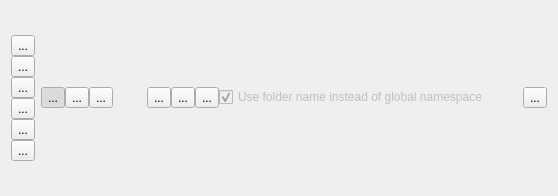
Before: the Qt Designer form controlflowgraphview.ui in KDE/kdev-control-flow-graph, drawn with Qt 5.
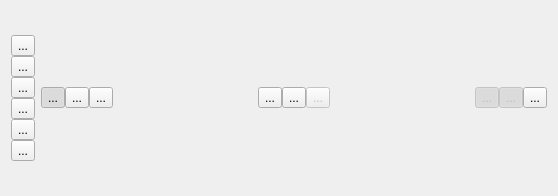
After: the same form once the commit is applied. Icons and pictures are not drawn.

Commit message: Use of folder names for unclustered graphs.

What changed in the file:
```diff
--- a/controlflowgraphview.ui
+++ b/controlflowgraphview.ui
@@ -263,6 +263,9 @@
        </item>
        <item>
         <widget class="QToolButton" name="clusteringProjectToolButton">
+         <property name="enabled">
+          <bool>false</bool>
+         </property>
          <property name="toolTip">
           <string>Group nodes by project (CTRL+ALT+0)</string>
          </property>
@@ -277,19 +280,6 @@
          </property>
         </widget>
        </item>
-       <item>
-        <widget class="QCheckBox" name="useFolderNameCheckBox">
-         <property name="enabled">
-          <bool>false</bool>
-         </property>
-         <property name="text">
-          <string>Use folder name instead of global namespace</string>
-         </property>
-         <property name="checked">
-          <bool>true</bool>
-         </property>
-        </widget>
-       </item>
        <item>
         <spacer name="horizontalSpacer2">
          <property name="orientation">
@@ -303,6 +293,44 @@
          </property>
         </spacer>
        </item>
+       <item>
+        <widget class="QToolButton" name="useFolderNameToolButton">
+         <property name="enabled">
+          <bool>false</bool>
+         </property>
+         <property name="toolTip">
+          <string>Use folder name instead of Global Namespace</string>
+         </property>
+         <property name="text">
+          <string>...</string>
+         </property>
+         <property name="checkable">
+          <bool>true</bool>
+         </property>
+         <property name="checked">
+          <bool>true</bool>
+         </property>
+        </widget>
+       </item>
+       <item>
+        <widget class="QToolButton" name="useShortNamesToolButton">
+         <property name="enabled">
+          <bool>false</bool>
+         </property>
+         <property name="toolTip">
+          <string>Use short (non-qualified) names for clustered graphs</string>
+         </property>
+         <property name="text">
+          <string>...</string>
+         </property>
+         <property name="checkable">
+          <bool>true</bool>
+         </property>
+         <property name="checked">
+          <bool>true</bool>
+         </property>
+        </widget>
+       </item>
        <item>
         <widget class="QToolButton" name="lockControlFlowGraphToolButton">
          <property name="toolTip">
```
Left out of the diff: 3 changed lines with no effect on the pictures. The commit also changes 5 other files.
